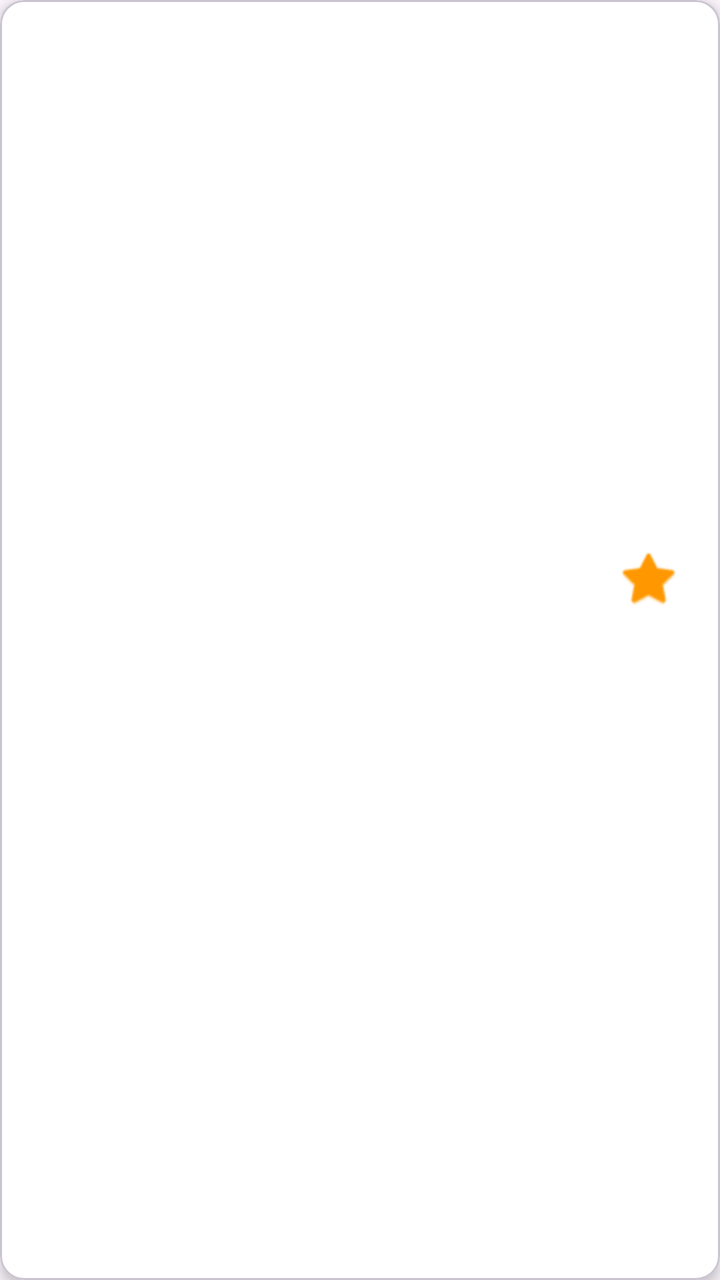
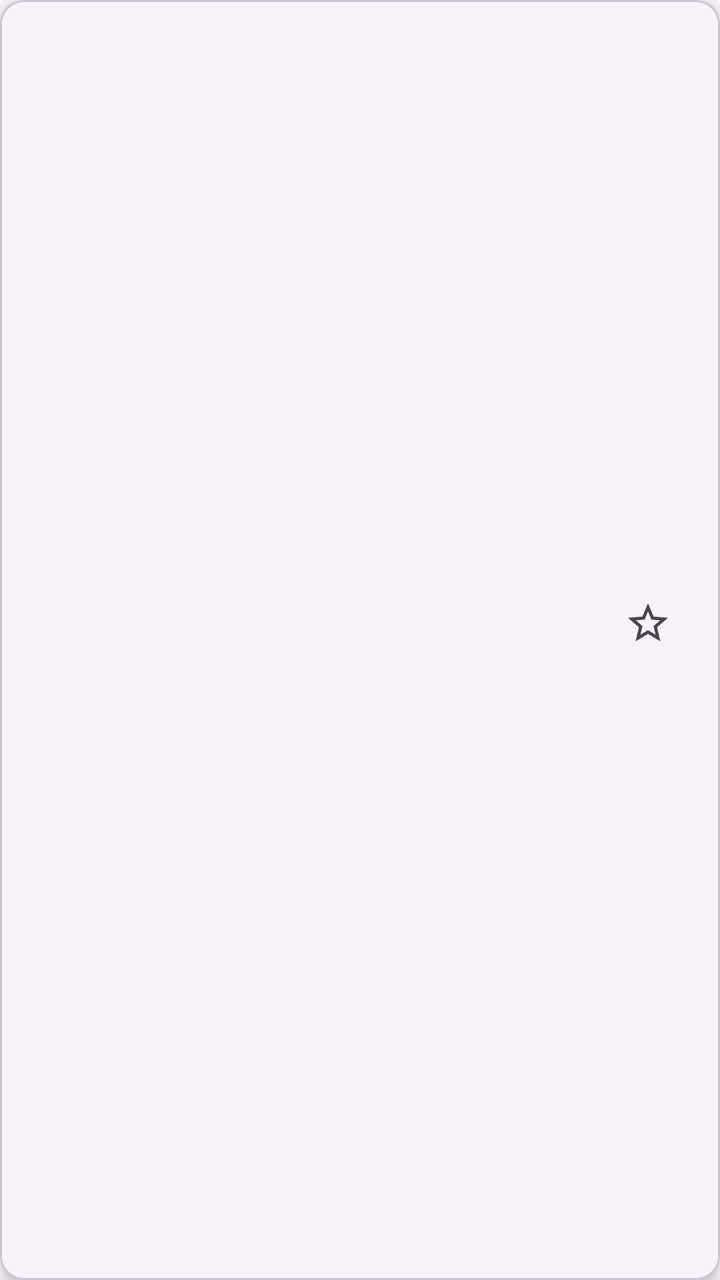

An Android layout rendered at two revisions. The XML below is the earlier revision; the diff shows what the commit changed to produce the second picture.
<!-- AndroidManifest.xml: application theme Theme.NewsApp -->
<!-- res/layout/item_news.xml -->
<?xml version="1.0" encoding="utf-8"?>
<com.google.android.material.card.MaterialCardView xmlns:android="http://schemas.android.com/apk/res/android"
    xmlns:app="http://schemas.android.com/apk/res-auto"
    android:layout_width="match_parent"
    android:layout_height="wrap_content"
    android:layout_marginHorizontal="12dp"
    android:layout_marginVertical="6dp"
    android:backgroundTint="#FFFFFF"
    app:cardCornerRadius="12dp"
    app:cardElevation="4dp">

    <LinearLayout
        android:layout_width="match_parent"
        android:layout_height="wrap_content"
        android:orientation="vertical">

        <ImageView
            android:id="@+id/iv_news_image"
            android:layout_width="match_parent"
            android:layout_height="180dp"
            android:contentDescription="Imagen de la noticia"
            android:scaleType="centerCrop" />

        <LinearLayout
            android:layout_width="match_parent"
            android:layout_height="195dp"
            android:orientation="vertical"
            android:padding="12dp">


            <TextView
                android:id="@+id/tv_title"
                android:layout_width="match_parent"
                android:layout_height="wrap_content"
                android:ellipsize="end"
                android:maxLines="2"
                android:textColor="?attr/colorOnSurface"
                android:textSize="16sp"
                android:textStyle="bold" />

            <TextView
                android:id="@+id/tv_description"
                android:layout_width="match_parent"
                android:layout_height="wrap_content"
                android:layout_marginTop="6dp"
                android:ellipsize="end"
                android:maxLines="3"
                android:textColor="?attr/colorOnSurfaceVariant"
                android:textSize="14sp" />


            <LinearLayout
                android:layout_width="match_parent"
                android:layout_height="wrap_content"
                android:layout_marginTop="10dp"
                android:orientation="horizontal">

                <TextView
                    android:id="@+id/tvPublishedAt"
                    android:layout_width="wrap_content"
                    android:layout_height="wrap_content"
                    android:textColor="?attr/colorOutline"
                    android:textSize="12sp" />
            </LinearLayout>

            <LinearLayout
                android:layout_width="match_parent"
                android:layout_height="60dp"
                android:orientation="horizontal">

                <TextView
                    android:id="@+id/tv_source"
                    android:layout_width="0dp"
                    android:layout_height="wrap_content"
                    android:layout_weight="1"
                    android:textColor="?attr/colorPrimary"
                    android:textSize="12sp"
                    android:textStyle="italic" />

                <ImageButton
                    android:id="@+id/btnFavorito"
                    android:layout_width="48dp"
                    android:layout_height="48dp"
                    android:background="#FFFFFF"
                    android:backgroundTint="#FFFFFF"
                    android:contentDescription="Guardar en favoritos"
                    android:foregroundTint="#FFFFFF"
                    android:src="@android:drawable/btn_star"
                    android:tint="#FF9800" />
            </LinearLayout>

        </LinearLayout>

    </LinearLayout>

</com.google.android.material.card.MaterialCardView>
<!-- resources referenced by this layout -->
<resources>
  <style name="Theme.NewsApp" parent="Base.Theme.NewsApp" />
  <style name="Base.Theme.NewsApp" parent="Theme.Material3.DayNight.NoActionBar">
          
          
      </style>
</resources>

<!-- the commit's change to res/layout/item_news.xml (unified diff, before → after) -->
@@ -5,27 +5,34 @@
     android:layout_height="wrap_content"
     android:layout_marginHorizontal="12dp"
     android:layout_marginVertical="6dp"
-    android:backgroundTint="#FFFFFF"
+    app:cardBackgroundColor="?attr/colorSurfaceContainerLow"
     app:cardCornerRadius="12dp"
     app:cardElevation="4dp">
 
-    <LinearLayout
+    <androidx.constraintlayout.widget.ConstraintLayout
         android:layout_width="match_parent"
-        android:layout_height="wrap_content"
-        android:orientation="vertical">
+        android:layout_height="wrap_content">
 
         <ImageView
             android:id="@+id/iv_news_image"
-            android:layout_width="match_parent"
-            android:layout_height="180dp"
-            android:contentDescription="Imagen de la noticia"
-            android:scaleType="centerCrop" />
+            android:layout_width="0dp"
+            android:layout_height="0dp"
+            android:contentDescription="@string/news_image"
+            android:scaleType="centerCrop"
+            app:layout_constraintDimensionRatio="H,16:9"
+            app:layout_constraintStart_toStartOf="parent"
+            app:layout_constraintEnd_toEndOf="parent"
+            app:layout_constraintTop_toTopOf="parent" />
 
         <LinearLayout
-            android:layout_width="match_parent"
-            android:layout_height="195dp"
+            android:layout_width="0dp"
+            android:layout_height="wrap_content"
             android:orientation="vertical"
-            android:padding="12dp">
+            android:padding="12dp"
+            app:layout_constraintStart_toStartOf="parent"
+            app:layout_constraintEnd_toEndOf="parent"
+            app:layout_constraintTop_toBottomOf="@id/iv_news_image"
+            app:layout_constraintBottom_toBottomOf="parent">
 
 
             <TextView
@@ -65,13 +72,15 @@
 
             <LinearLayout
                 android:layout_width="match_parent"
-                android:layout_height="60dp"
+                android:layout_height="wrap_content"
+                android:gravity="center_vertical"
                 android:orientation="horizontal">
 
                 <TextView
                     android:id="@+id/tv_source"
                     android:layout_width="0dp"
                     android:layout_height="wrap_content"
+                    android:layout_marginEnd="8dp"
                     android:layout_weight="1"
                     android:textColor="?attr/colorPrimary"
                     android:textSize="12sp"
@@ -81,16 +90,15 @@
                     android:id="@+id/btnFavorito"
                     android:layout_width="48dp"
                     android:layout_height="48dp"
-                    android:background="#FFFFFF"
-                    android:backgroundTint="#FFFFFF"
-                    android:contentDescription="Guardar en favoritos"
-                    android:foregroundTint="#FFFFFF"
-                    android:src="@android:drawable/btn_star"
-                    android:tint="#FF9800" />
+                    android:background="?attr/selectableItemBackgroundBorderless"
+                    android:contentDescription="@string/news_add_favorite"
+                    android:scaleType="center"
+                    app:srcCompat="@drawable/news_favorite_icon"
+                    app:tint="@color/news_favorite_tint" />
             </LinearLayout>
 
         </LinearLayout>
 
-    </LinearLayout>
+    </androidx.constraintlayout.widget.ConstraintLayout>
 
 </com.google.android.material.card.MaterialCardView>
<!-- resource entries referenced after the edit -->
@@ -1,6 +1,34 @@
 <!-- resources referenced by this layout -->
 <resources>
+  <!-- drawable news_favorite_icon (drawable) -->
+  <selector xmlns:android="http://schemas.android.com/apk/res/android">
+      <item android:state_activated="true" android:drawable="@drawable/ic_news_star_filled" />
+      <item android:drawable="@drawable/ic_news_star_outline" />
+  </selector>
+  <string name="news_add_favorite">Guardar en favoritos</string>
+  <string name="news_image">Imagen de la noticia</string>
   <style name="Theme.NewsApp" parent="Base.Theme.NewsApp" />
+  <!-- drawable ic_news_star_filled (drawable) -->
+  <vector xmlns:android="http://schemas.android.com/apk/res/android"
+      android:width="24dp"
+      android:height="24dp"
+      android:viewportWidth="24"
+      android:viewportHeight="24">
+      <path
+          android:fillColor="#000000"
+          android:pathData="M12,17.27L18.18,21l-1.64,-7.03L22,9.24l-7.19,-0.61L12,2 9.19,8.63 2,9.24l5.46,4.73L5.82,21z" />
+  </vector>
+  <!-- drawable ic_news_star_outline (drawable) -->
+  <vector xmlns:android="http://schemas.android.com/apk/res/android"
+      android:width="24dp"
+      android:height="24dp"
+      android:viewportWidth="24"
+      android:viewportHeight="24">
+      <path
+          android:fillColor="#000000"
+          android:pathData="M22,9.24l-7.19,-0.62L12,2 9.19,8.63 2,9.24l5.46,4.73L5.82,21 12,17.27 18.18,21l-1.63,-7.03L22,9.24zM12,15.4l-3.76,2.27 1,-4.28 -3.32,-2.88 4.38,-0.38L12,6.1l1.71,4.04 4.38,0.38 -3.32,2.88 1,4.28z"
+          android:fillType="evenOdd" />
+  </vector>
   <style name="Base.Theme.NewsApp" parent="Theme.Material3.DayNight.NoActionBar">
           
           
